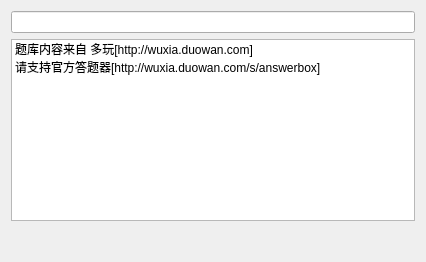
Before: the Qt Designer form WuXiaAnswerLite/DropDownListWidget.ui in kpvt001/WuXiaGameAssist_PreVersion0_1, drawn with Qt 5.
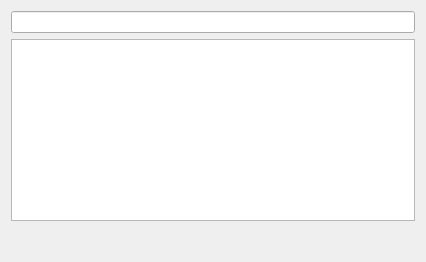
After: the same form once the commit is applied.

Commit message: 1、完善当前查询时机，修复bug并改进效果。 2、使用stringtable避免中文编码问题 3、更改空答案为正确结果（之前认为是错误） 4、空输入时显示特定内容，而不是空输入返回的答案列表。

```diff
--- a/WuXiaAnswerLite/DropDownListWidget.ui
+++ b/WuXiaAnswerLite/DropDownListWidget.ui
@@ -22,18 +22,7 @@
         <widget class="QLineEdit" name="inputLineEdit"/>
        </item>
        <item>
-        <widget class="QListWidget" name="contentListWidget">
-         <item>
-          <property name="text">
-           <string>题库内容来自 多玩[http://wuxia.duowan.com]</string>
-          </property>
-         </item>
-         <item>
-          <property name="text">
-           <string>请支持官方答题器[http://wuxia.duowan.com/s/answerbox]</string>
-          </property>
-         </item>
-        </widget>
+        <widget class="QListWidget" name="contentListWidget"/>
        </item>
        <item>
         <spacer name="verticalSpacer">
```
The commit also changes 8 other files.
